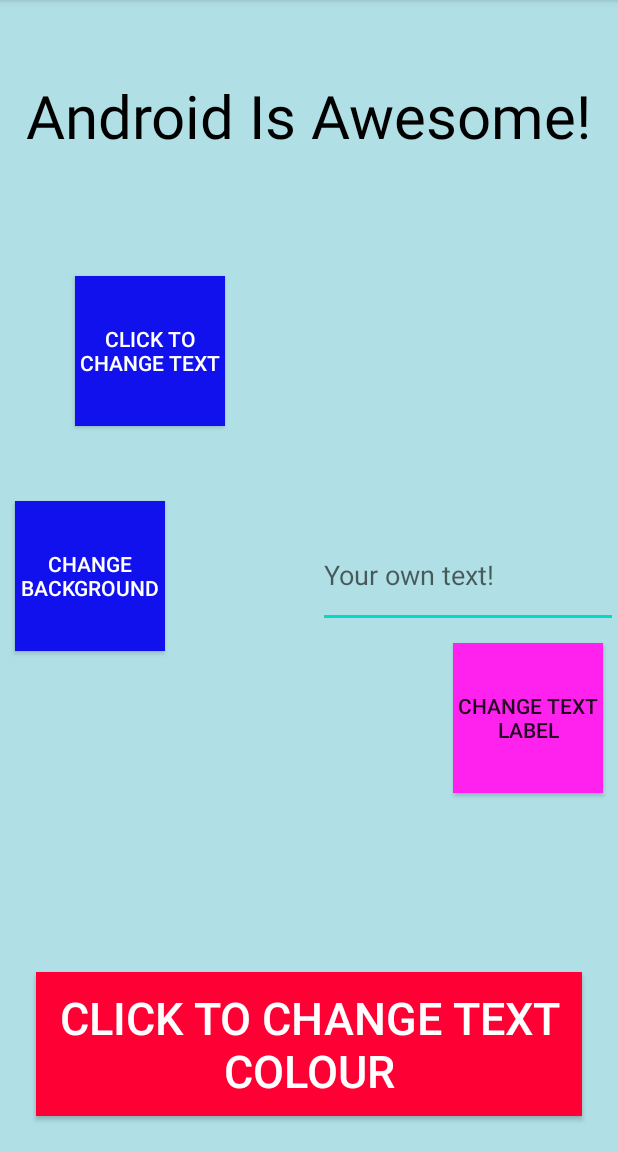
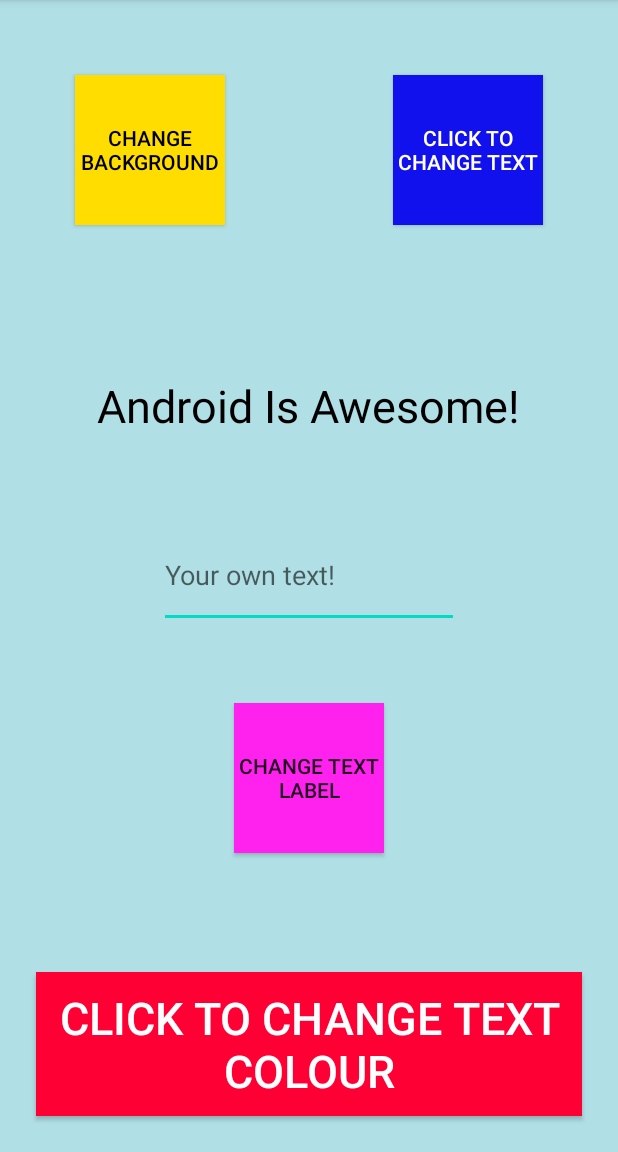
Before and after one commit to KING-SID/CodePath_Android_Prework, an Android app: the screen it shows after launch (MainActivity), after a tap on "CLICK TO CHANGE TEXT", on a phone screen of 412 x 824 dp, the part 84-1236 px from its top. Run offline under Robolectric (Android 15) with nearby library versions, the phone set to English and light mode, and no system bars; 1 other tap on this screen came first.

Commit message:
improved UI aesthetics

```diff
--- a/app/src/main/java/com/example/helloworldcodepath/MainActivity.java
+++ b/app/src/main/java/com/example/helloworldcodepath/MainActivity.java
@@ -3,6 +3,7 @@ package com.example.helloworldcodepath;
 import androidx.appcompat.app.AppCompatActivity;
 
 import android.os.Bundle;
+import android.view.Gravity;
 import android.view.View;
 import android.widget.EditText;
 import android.widget.TextView;
@@ -40,6 +41,8 @@ public class MainActivity extends AppCompatActivity {
             public void onClick(View view) {
                 String text = "Android Is Awesome!";
                 textView.setText(text);
+                textView.setTextSize(30);
+                textView.setGravity(Gravity.CENTER);
             }
         });
 
--- a/app/src/main/res/layout/activity_main.xml
+++ b/app/src/main/res/layout/activity_main.xml
@@ -14,8 +14,10 @@
         android:layout_height="wrap_content"
         android:text="Hello from Sid!"
         android:layout_centerHorizontal="true"
+        android:layout_centerVertical="true"
         android:layout_marginTop="50dp"
-        android:textSize="40sp"
+        android:textSize="30sp"
+        android:layout_below="@id/changeBGColorBtn"
         android:textColor = "@color/black"
         />
 
@@ -23,17 +25,17 @@
         android:id="@+id/changeBGColorBtn"
         android:layout_width="100sp"
         android:layout_height="100sp"
+        android:layout_alignParentTop="true"
         android:layout_centerVertical="true"
-        android:layout_marginLeft="10dp"
-        android:background="#1111ee"
+        android:layout_margin="50dp"
+        android:background="#ffdd00"
         android:text="change background"
-        android:textColor="#ffffff"
-        />
+        android:textColor="#000000" />
 
     <EditText
         android:layout_width="200sp"
         android:layout_height="70sp"
-        android:layout_alignParentRight="true"
+        android:layout_centerHorizontal="true"
         android:layout_centerVertical="true"
         android:id="@+id/editText"
         android:ems="10"
@@ -44,24 +46,23 @@
         android:id="@+id/chngTxtLabelBtn"
         android:layout_width="100sp"
         android:layout_height="100sp"
-        android:layout_below="@id/editText"
-        android:layout_alignParentRight="true"
-        android:layout_margin="10sp"
         android:background="#ff22ee"
         android:text="change text label"
-
+        android:layout_margin="50dp"
+        android:layout_below="@id/editText"
+        android:layout_centerHorizontal="true"
         />
 
     <Button
         android:id="@+id/changeTxtBtn"
         android:layout_width="100sp"
         android:layout_height="100sp"
-        android:layout_centerVertical="true"
-        android:layout_marginLeft="10dp"
+        android:layout_alignParentTop="true"
+        android:layout_margin="50dp"
+        android:layout_below="@id/editText"
         android:background="#1111ee"
-        android:layout_above="@id/changeBGColorBtn"
         android:text="click To Change Text"
-        android:layout_margin="50dp"
+        android:layout_alignParentRight="true"
         android:textColor="#ffffff"
         />
 
```
